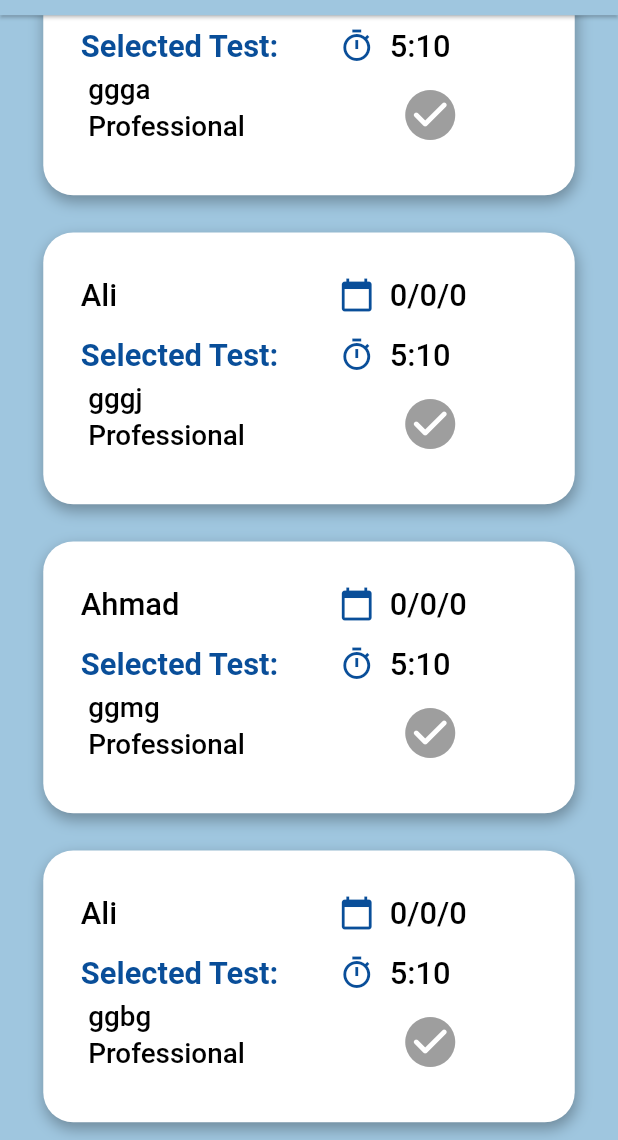
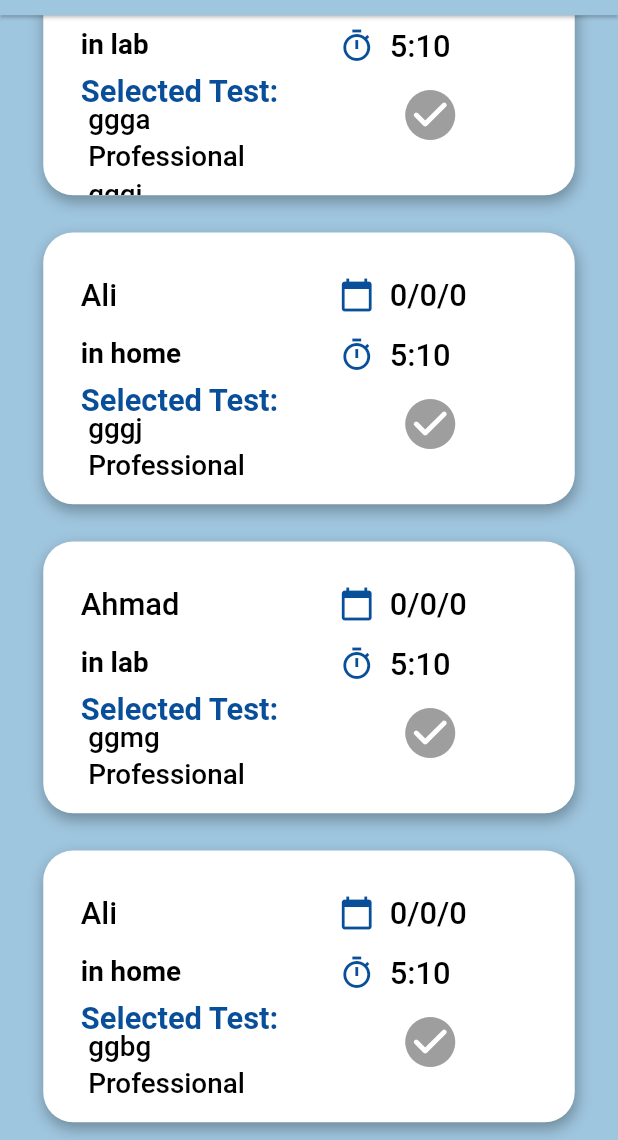
Before and after one commit to aliyaseen2000/grad_project, a Flutter app: the appointment_page screen opened directly, scrolled down 292 dp, on a phone screen of 412 x 824 dp, the part 96-1236 px from its top. Run offline on Flutter 3.47's test engine with Material 2 defaults, Android fonts, the phone set to English and light mode, and no system bars; our stand-ins replace awesome_notifications, curved_navigation_bar, dropdown_search, file_picker, font_awesome_flutter, geolocator and 6 more; missing offline and left inert: flutter_polyline_points, grad_proj.

Commit message:
appointment.dart

```diff
--- a/lib/pages/admin/appointment.dart
+++ b/lib/pages/admin/appointment.dart
@@ -3,6 +3,8 @@ import 'package:curved_navigation_bar/curved_navigation_bar.dart';
 import 'package:grad_project/pages/admin/admin_home.dart';
 import 'package:intl/intl.dart';
 import 'package:flutter/cupertino.dart';
+
+import '../../common/theme_helper.dart';
 
 class appointment_page extends StatefulWidget {
   const appointment_page({Key? key}) : super(key: key);
@@ -22,6 +24,10 @@ class _appointment_pageState extends State<appointment_page> {
   List<List> selected_test = [
     [
       'ggga',
+      "Professional ",
+      'gggj',
+      "Professional ",
+      'gggj',
       "Professional ",
     ],
     [
@@ -43,6 +49,13 @@ class _appointment_pageState extends State<appointment_page> {
     "5:10",
     "5:10",
     "5:10",
+  ];
+
+  List<String> place = [
+    'lab',
+    'home',
+    'lab',
+    'home',
   ];
 
   List<int> check = [0, 0, 0, 0];
@@ -147,7 +160,6 @@ class _appointment_pageState extends State<appointment_page> {
                     } else {}
                   }),
             ),
-
             Row(
               children: [
                 Padding(
@@ -210,9 +222,6 @@ class _appointment_pageState extends State<appointment_page> {
             Padding(
               padding: EdgeInsets.fromLTRB(0, 0, 0, 10),
             ),
-
-
-
             for (int j = 0; j < user_name.length; j++) appointmentt(context, j)
           ],
         ),
@@ -311,6 +320,16 @@ class _appointment_pageState extends State<appointment_page> {
               Padding(
                 padding: EdgeInsets.only(top: 70, left: 25),
                 child: Text(
+                  "in" + " " + place[i],
+                  style: TextStyle(
+                      color: Color.fromARGB(255, 0, 0, 0),
+                      fontSize: MediaQuery.of(context).size.width * 0.045,
+                      fontWeight: FontWeight.w700),
+                ),
+              ),
+              Padding(
+                padding: EdgeInsets.only(top: 100, left: 25),
+                child: Text(
                   "Selected Test:",
                   style: TextStyle(
                       color: Color.fromARGB(255, 9, 78, 153),
@@ -352,7 +371,7 @@ class _appointment_pageState extends State<appointment_page> {
 
   Widget text_wed(BuildContext context, String s, int i) {
     if (i != 0) ttop = ttop + 25;
-    if (i == 0) ttop = 100;
+    if (i == 0) ttop = 120;
     return Padding(
       padding: EdgeInsets.only(left: 30, top: ttop),
       child: SingleChildScrollView(
```
